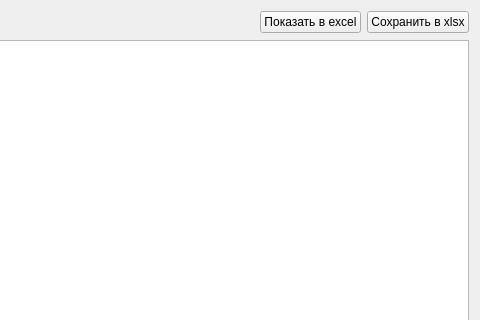
Before: the Qt Designer form formprofile/formprofile.ui in Sergeyego/ovens, drawn with Qt 5; both pictures show x 371 to 851 and y 0 to 320 of the 851 by 635 pixel window.
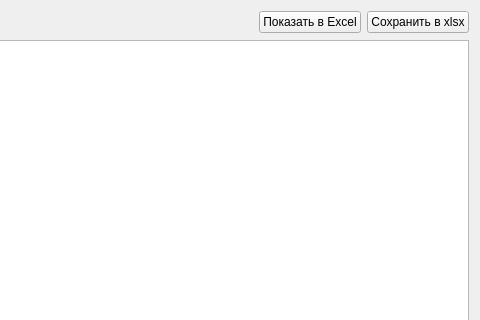
After: the same form once the commit is applied. Custom widgets are drawn as their Qt base class.

Patch:
```diff
--- a/formprofile/formprofile.ui
+++ b/formprofile/formprofile.ui
@@ -67,7 +67,7 @@
      <item>
       <widget class="QPushButton" name="pushButtonViewXlsx">
        <property name="text">
-        <string>Показать в excel</string>
+        <string>Показать в Excel</string>
        </property>
       </widget>
      </item>
```
Left out of the diff: 6 changed lines with no effect on the pictures.
